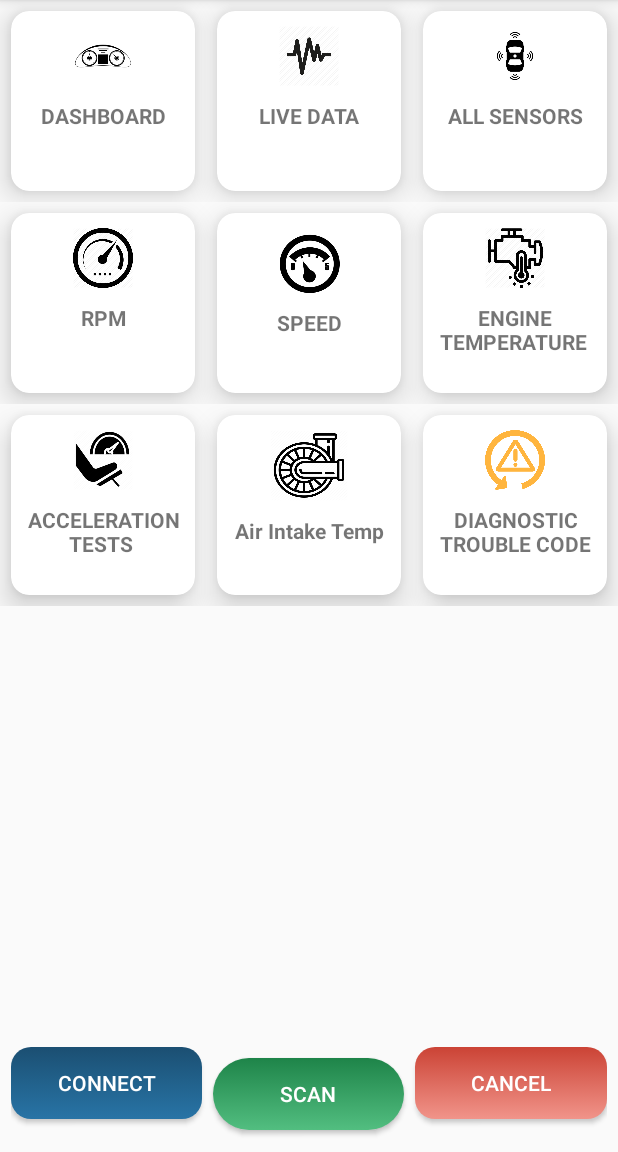
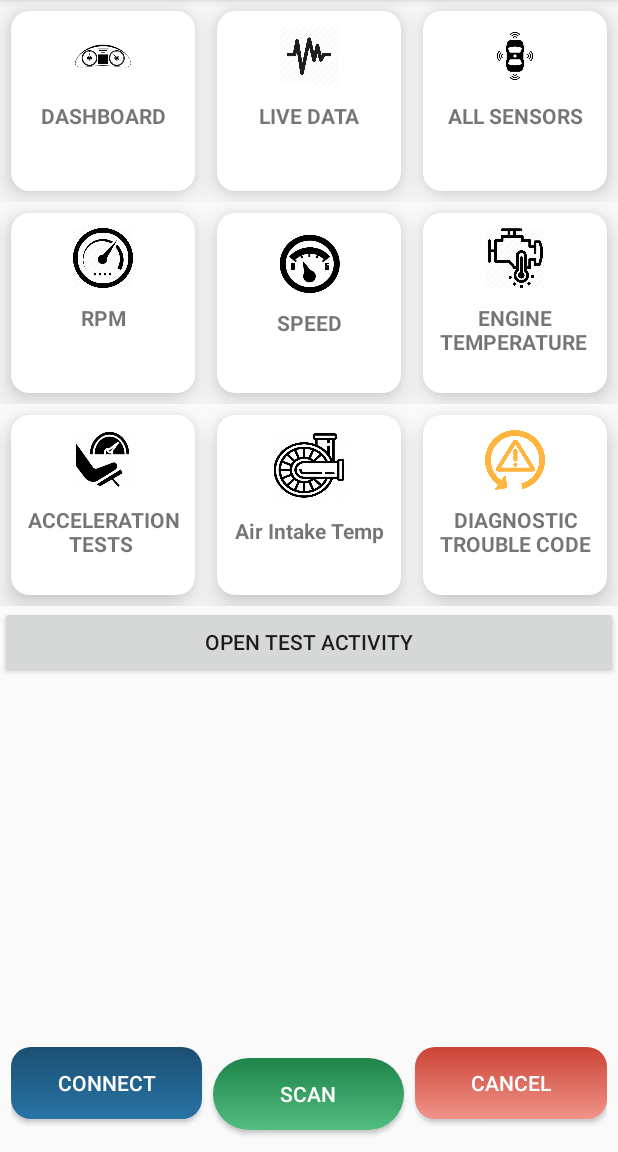
Before and after one commit to in-techouse/obd-car-diagnostic-pro, an Android app: the Dashboard screen opened directly, with no data from a screen before it, on a phone screen of 412 x 824 dp, the part 84-1236 px from its top. Run offline under Robolectric (Android 15) with nearby library versions, the phone set to English and light mode, and no system bars; libraries missing offline, so code that uses them is left out: com.shashank.sony; 1 statement that could not run was skipped.

Commit message:
Logs added for Main Dashboard.

```diff
--- a/app/src/main/java/lcwu/fyp/obdcardiagnosticpro/AllSensors.java
+++ b/app/src/main/java/lcwu/fyp/obdcardiagnosticpro/AllSensors.java
@@ -26,6 +26,7 @@ import static com.sohrab.obd.reader.constants.DefineObdReader.ACTION_OBD_CONNECT
 import static com.sohrab.obd.reader.constants.DefineObdReader.ACTION_READ_OBD_REAL_TIME_DATA;
 
 public class AllSensors extends AppCompatActivity {
+    // OBD is disconnecting,
     private TextView airTemperature, engineCoolantTemperature, engineRpm, engineRpmMax, drivingDuration, engineRuntime;
     private LinearLayout main, connecting;
     private MenuItem item;
--- a/app/src/main/java/lcwu/fyp/obdcardiagnosticpro/Dashboard.java
+++ b/app/src/main/java/lcwu/fyp/obdcardiagnosticpro/Dashboard.java
@@ -81,7 +81,6 @@ public class Dashboard extends AppCompatActivity implements View.OnClickListener
                     isConnected = false;
                 } else {
                     if (count > 5) {
-
                         new Handler().postDelayed(new Runnable() {
                             @Override
                             public void run() {
@@ -89,14 +88,12 @@ public class Dashboard extends AppCompatActivity implements View.OnClickListener
                                 helper.showError(Dashboard.this, "ERROR!", "The device isn't responding.\nPlease verify, the device is connected correctly to the car.");
                             }
                         }, 5000);
-
                         unregisterReceiver(mObdReaderReceiver);
                         stopService(new Intent(Dashboard.this, ObdReaderService.class));
                         ObdPreferences.get(Dashboard.this).setServiceRunningStatus(false);
                         isConnected = false;
                         item.setTitle("NOT CONNECTED");
                         count = 0;
-
                     } else {
                         count++;
                     }
@@ -133,6 +130,8 @@ public class Dashboard extends AppCompatActivity implements View.OnClickListener
         CardView card_rpm = findViewById(R.id.rpm);
         CardView card_speed = findViewById(R.id.speed);
         CardView enginetemprature = findViewById(R.id.engine_temperature);
+        Button testActivity = findViewById(R.id.testActivity);
+
         isConnected = false;
         helper = new Helpers();
         data = new ArrayList<>();
@@ -150,6 +149,7 @@ public class Dashboard extends AppCompatActivity implements View.OnClickListener
         accelerationTests.setOnClickListener(this);
         airIntakeTemp.setOnClickListener(this);
         diagnosticTrouble.setOnClickListener(this);
+        testActivity.setOnClickListener(this);
         progressDialog = new ProgressDialog(this);
 
         session = new Session(getApplicationContext());
@@ -220,7 +220,6 @@ public class Dashboard extends AppCompatActivity implements View.OnClickListener
                     helper.showError(Dashboard.this, "ERROR!", "No OBD is connected.\nPlease connect your OBD first.");
                     return;
                 }
-
                 Intent intent = new Intent(Dashboard.this, LiveData.class);
                 startActivity(intent);
                 break;
@@ -256,6 +255,7 @@ public class Dashboard extends AppCompatActivity implements View.OnClickListener
                 break;
             }
             case R.id.engine_temperature: {
+                // Reading is not correct.
                 if (!isConnected) {
                     helper.showError(Dashboard.this, "ERROR!", "No OBD is connected.\nPlease connect your OBD first.");
                     return;
@@ -284,6 +284,7 @@ public class Dashboard extends AppCompatActivity implements View.OnClickListener
                 break;
             }
             case R.id.AirIntakeTemp: {
+                // Reading is not correct
                 if (!isConnected) {
                     helper.showError(Dashboard.this, "ERROR!", "No OBD is connected.\nPlease connect your OBD first.");
                     return;
@@ -311,6 +312,11 @@ public class Dashboard extends AppCompatActivity implements View.OnClickListener
                 break;
             }
 
+            case R.id.testActivity:{
+                Intent it = new Intent(Dashboard.this, TestActivity.class);
+                startActivity(it);
+                break;
+            }
         }
     }
 
--- a/app/src/main/java/lcwu/fyp/obdcardiagnosticpro/LiveData.java
+++ b/app/src/main/java/lcwu/fyp/obdcardiagnosticpro/LiveData.java
@@ -26,6 +26,7 @@ import static com.sohrab.obd.reader.constants.DefineObdReader.ACTION_OBD_CONNECT
 import static com.sohrab.obd.reader.constants.DefineObdReader.ACTION_READ_OBD_REAL_TIME_DATA;
 
 public class LiveData extends AppCompatActivity {
+    // Only RPM and Speed reading
     private SpeedView speedView;
     private DigitSpeedView rpmReading, engineLoad, intakeTemp, engineTemp;
     private LinearLayout progress, main;
--- a/app/src/main/java/lcwu/fyp/obdcardiagnosticpro/MainDashboard.java
+++ b/app/src/main/java/lcwu/fyp/obdcardiagnosticpro/MainDashboard.java
@@ -21,13 +21,15 @@ import com.sohrab.obd.reader.obdCommand.ObdConfiguration;
 import com.sohrab.obd.reader.service.ObdReaderService;
 import com.sohrab.obd.reader.trip.TripRecord;
 
+import java.util.Date;
+
 import lcwu.fyp.obdcardiagnosticpro.director.Helpers;
 
 import static com.sohrab.obd.reader.constants.DefineObdReader.ACTION_OBD_CONNECTION_STATUS;
 import static com.sohrab.obd.reader.constants.DefineObdReader.ACTION_READ_OBD_REAL_TIME_DATA;
 
 public class MainDashboard extends AppCompatActivity {
-
+    // No reading, except speed.
     private SpeedView speedView;
     private DigitSpeedView rpmReading, engineLoad, intakeTemp, engineTemp;
     private LinearLayout progress, main;
@@ -74,9 +76,12 @@ public class MainDashboard extends AppCompatActivity {
                 String strEngineLoad = tripRecord.getmEngineLoad();
                 String strInTakeTemp = tripRecord.getmAmbientAirTemp();
                 String strEngineCoolantTemp = tripRecord.getmEngineCoolantTemp();
-                session.setRPM("Speed: " + speed + "\n RPM: " + strRPM + "\n Engine Load: " + strEngineLoad + "\n Intake Temp: " + strEngineLoad + "\n Coolant Temp: " + strEngineCoolantTemp);
                 speedView.speedTo(speed, 3000);
+                Date d = new Date();
                 try {
+                    String result = "Main Dashboard" + d.toString() + "";
+                    result = result + " Speed: " + speed + "\n RPM: " + strRPM + "\n Engine Load: " + strEngineLoad + "\n Intake Temp: " + strEngineLoad + "\n Coolant Temp: " + strEngineCoolantTemp;
+                    session.setRPM(result);
                     rpmReading.updateSpeed(Integer.parseInt(strRPM));
                     engineLoad.updateSpeed(Integer.parseInt(strEngineLoad));
                     intakeTemp.updateSpeed(Integer.parseInt(strInTakeTemp));
@@ -86,6 +91,9 @@ public class MainDashboard extends AppCompatActivity {
                     drivingIdleDuration.setText(tripRecord.getIdlingDuration() + "");
                     drivingFuelConsumption.setText(tripRecord.getmDrivingFuelConsumption() + "");
                 } catch (Exception e) {
+                    String result = "Main Dashboard" + d.toString() + "";
+                    result = result + " Exception: " + e.getMessage();
+                    session.setRPM(result);
                     Log.e("MainDashboard", "String to int parsing error");
                 }
             }
--- a/app/src/main/java/lcwu/fyp/obdcardiagnosticpro/Session.java
+++ b/app/src/main/java/lcwu/fyp/obdcardiagnosticpro/Session.java
@@ -17,7 +17,7 @@ public class Session {
     }
 
     public void setRPM(String str) {
-        str = "Old Value: " + getRPM() + "\n" + str;
+        str = "Old Value: " + getRPM() + "\nNew Value: " + str;
         editor.putString("rpm", str);
         editor.commit();
     }
@@ -27,7 +27,7 @@ public class Session {
     }
 
     public void setSpeed(String str) {
-        str = "Old Value: " + getSpeed() + "\n" + str;
+        str = "Old Value: " + getSpeed() + "\nNew Value: " + str;
         editor.putString("speed", str);
         editor.commit();
     }
--- a/app/src/main/res/layout/activity_dashboard.xml
+++ b/app/src/main/res/layout/activity_dashboard.xml
@@ -44,7 +44,7 @@
                             android:layout_height="@dimen/img_wh"
                             android:layout_gravity="center"
                             android:scaleType="fitXY"
-                            android:src="@drawable/dashboard1"></ImageView>
+                            android:src="@drawable/dashboard1" />
 
                         <TextView
                             android:layout_width="match_parent"
@@ -53,7 +53,7 @@
                             android:paddingBottom="10dp"
                             android:text="DASHBOARD"
                             android:textAlignment="center"
-                            android:textStyle="bold"></TextView>
+                            android:textStyle="bold" />
                     </LinearLayout>
                 </androidx.cardview.widget.CardView>
 
@@ -86,7 +86,7 @@
                             android:paddingBottom="10dp"
                             android:text="LIVE DATA"
                             android:textAlignment="center"
-                            android:textStyle="bold"></TextView>
+                            android:textStyle="bold" />
                     </LinearLayout>
                 </androidx.cardview.widget.CardView>
 
@@ -110,7 +110,7 @@
                             android:layout_height="@dimen/img_wh"
                             android:layout_gravity="center"
                             android:scaleType="fitXY"
-                            android:src="@drawable/allsensors"></ImageView>
+                            android:src="@drawable/allsensors" />
 
                         <TextView
                             android:layout_width="match_parent"
@@ -119,7 +119,7 @@
                             android:paddingBottom="10dp"
                             android:text="ALL SENSORS"
                             android:textAlignment="center"
-                            android:textStyle="bold"></TextView>
+                            android:textStyle="bold" />
                     </LinearLayout>
                 </androidx.cardview.widget.CardView>
 
@@ -151,7 +151,7 @@
                             android:layout_height="@dimen/img_wh"
                             android:layout_gravity="center"
                             android:scaleType="fitXY"
-                            android:src="@drawable/rpm2"></ImageView>
+                            android:src="@drawable/rpm2" />
 
                         <TextView
                             android:layout_width="match_parent"
@@ -160,7 +160,7 @@
                             android:paddingBottom="10dp"
                             android:text="RPM"
                             android:textAlignment="center"
-                            android:textStyle="bold"></TextView>
+                            android:textStyle="bold" />
                     </LinearLayout>
                 </androidx.cardview.widget.CardView>
 
@@ -184,7 +184,7 @@
                             android:layout_height="43dp"
                             android:layout_gravity="center"
                             android:scaleType="fitXY"
-                            android:src="@drawable/speed"></ImageView>
+                            android:src="@drawable/speed" />
 
                         <TextView
                             android:layout_width="match_parent"
@@ -193,7 +193,7 @@
                             android:paddingBottom="10dp"
                             android:text="SPEED"
                             android:textAlignment="center"
-                            android:textStyle="bold"></TextView>
+                            android:textStyle="bold" />
                     </LinearLayout>
                 </androidx.cardview.widget.CardView>
 
@@ -217,7 +217,7 @@
                             android:layout_height="@dimen/img_wh"
                             android:layout_gravity="center"
                             android:scaleType="fitXY"
-                            android:src="@drawable/enginetemperature"></ImageView>
+                            android:src="@drawable/enginetemperature" />
 
                         <TextView
                             android:layout_width="match_parent"
@@ -226,7 +226,7 @@
                             android:paddingBottom="10dp"
                             android:text="ENGINE TEMPERATURE "
                             android:textAlignment="center"
-                            android:textStyle="bold"></TextView>
+                            android:textStyle="bold" />
                     </LinearLayout>
                 </androidx.cardview.widget.CardView>
             </LinearLayout>
@@ -257,7 +257,7 @@
                             android:layout_height="@dimen/img_wh"
                             android:layout_gravity="center"
                             android:scaleType="fitXY"
-                            android:src="@drawable/acceleration"></ImageView>
+                            android:src="@drawable/acceleration" />
 
                         <TextView
                             android:layout_width="match_parent"
@@ -266,7 +266,7 @@
                             android:paddingBottom="10dp"
                             android:text="ACCELERATION TESTS "
                             android:textAlignment="center"
-                            android:textStyle="bold"></TextView>
+                            android:textStyle="bold" />
                     </LinearLayout>
                 </androidx.cardview.widget.CardView>
 
@@ -290,7 +290,7 @@
                             android:layout_height="47dp"
                             android:layout_gravity="center"
                             android:scaleType="fitXY"
-                            android:src="@drawable/airintake"></ImageView>
+                            android:src="@drawable/airintake" />
 
                         <TextView
                             android:layout_width="match_parent"
@@ -299,7 +299,7 @@
                             android:paddingBottom="10dp"
                             android:text="Air Intake Temp"
                             android:textAlignment="center"
-                            android:textStyle="bold"></TextView>
+                            android:textStyle="bold" />
                     </LinearLayout>
                 </androidx.cardview.widget.CardView>
 
@@ -323,7 +323,7 @@
                             android:layout_height="@dimen/img_wh"
                             android:layout_gravity="center"
                             android:scaleType="fitXY"
-                            android:src="@drawable/checks"></ImageView>
+                            android:src="@drawable/checks" />
 
                         <TextView
                             android:layout_width="match_parent"
@@ -332,9 +332,20 @@
                             android:paddingBottom="10dp"
                             android:text="DIAGNOSTIC TROUBLE CODE"
                             android:textAlignment="center"
-                            android:textStyle="bold"></TextView>
+                            android:textStyle="bold" />
                     </LinearLayout>
                 </androidx.cardview.widget.CardView>
+            </LinearLayout>
+
+            <LinearLayout
+                android:layout_width="match_parent"
+                android:layout_height="wrap_content"
+                android:orientation="horizontal">
+                <Button
+                    android:id="@+id/testActivity"
+                    android:layout_width="match_parent"
+                    android:layout_height="wrap_content"
+                    android:text="Open Test Activity" />
             </LinearLayout>
 
         </LinearLayout>
--- a/app/src/main/res/layout/activity_test.xml
+++ b/app/src/main/res/layout/activity_test.xml
@@ -12,7 +12,7 @@
         <TextView
             android:id="@+id/text"
             android:layout_width="match_parent"
-            android:layout_height="wrap_content"></TextView>
+            android:layout_height="wrap_content" />
     </LinearLayout>
 
 </ScrollView>
```
